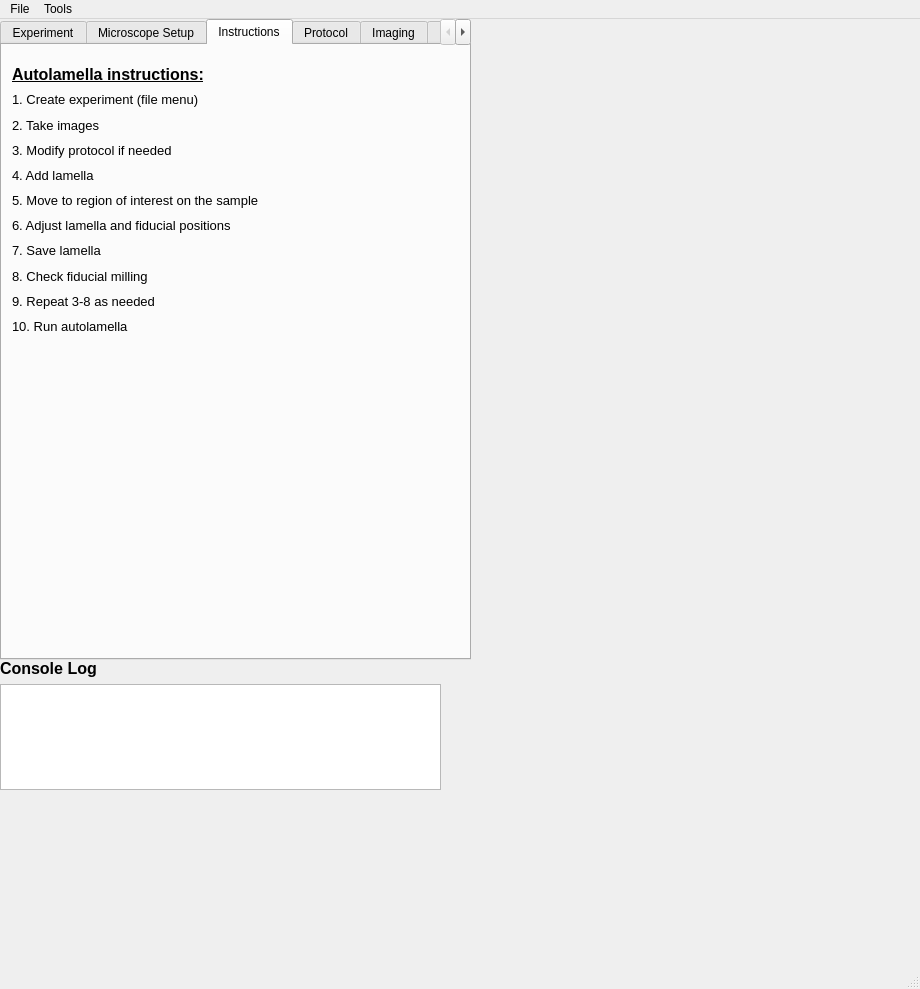
Before: the Qt Designer form autolamella/ui/UI.ui in DeMarcoLab/autolamella, drawn with Qt 5.
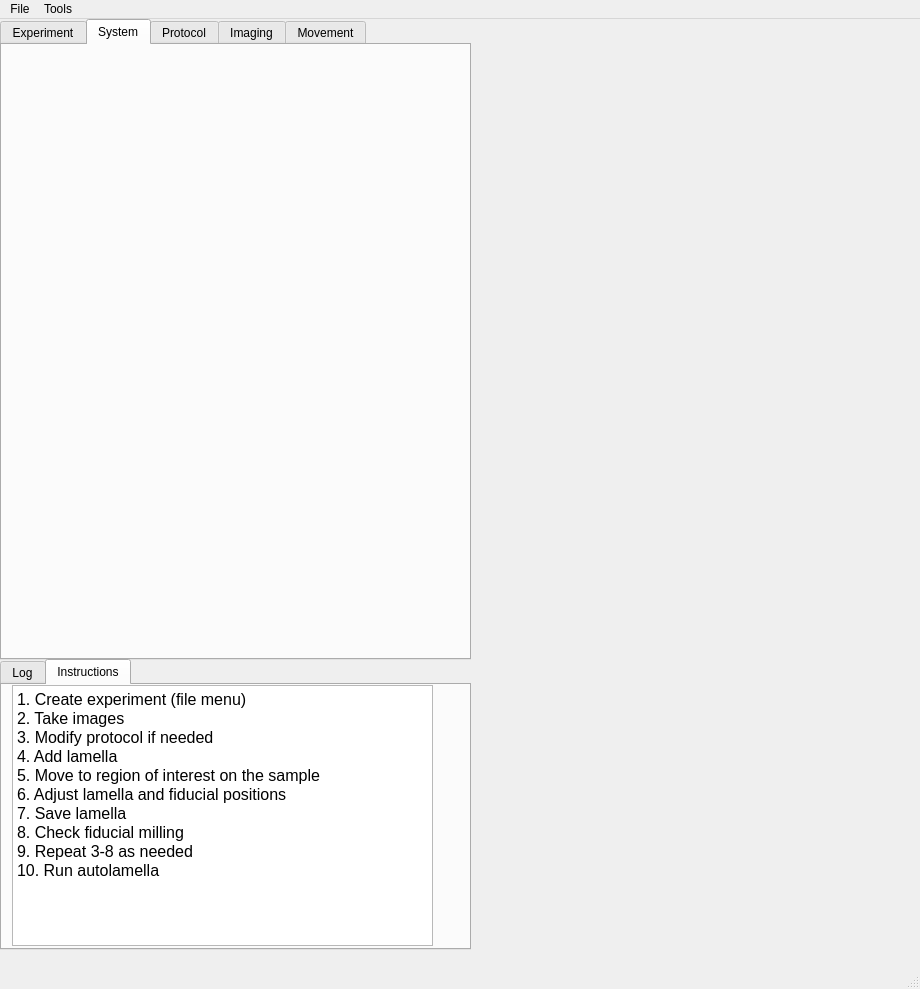
After: the same form once the commit is applied. The open tabs and pages were chosen to show the change.

```diff
--- a/autolamella/ui/UI.ui
+++ b/autolamella/ui/UI.ui
@@ -23,42 +23,6 @@
    <string notr="true"/>
   </property>
   <widget class="QWidget" name="centralwidget">
-   <widget class="QWidget" name="verticalLayoutWidget_2">
-    <property name="geometry">
-     <rect>
-      <x>0</x>
-      <y>640</y>
-      <width>441</width>
-      <height>131</height>
-     </rect>
-    </property>
-    <layout class="QVBoxLayout" name="verticalLayout_2">
-     <item>
-      <widget class="QLabel" name="label_3">
-       <property name="font">
-        <font>
-         <pointsize>12</pointsize>
-         <weight>75</weight>
-         <bold>true</bold>
-        </font>
-       </property>
-       <property name="text">
-        <string>Console Log</string>
-       </property>
-      </widget>
-     </item>
-     <item>
-      <widget class="QPlainTextEdit" name="log_txt">
-       <property name="verticalScrollBarPolicy">
-        <enum>Qt::ScrollBarAsNeeded</enum>
-       </property>
-       <property name="horizontalScrollBarPolicy">
-        <enum>Qt::ScrollBarAlwaysOff</enum>
-       </property>
-      </widget>
-     </item>
-    </layout>
-   </widget>
    <widget class="QTabWidget" name="tabWidget">
     <property name="geometry">
      <rect>
@@ -297,7 +261,7 @@
     </widget>
     <widget class="QWidget" name="tab_4">
      <attribute name="title">
-      <string>Microscope Setup</string>
+      <string>System</string>
      </attribute>
      <widget class="QWidget" name="gridLayoutWidget_5">
       <property name="geometry">
@@ -311,158 +275,6 @@
       <layout class="QGridLayout" name="gridLayout_system"/>
      </widget>
     </widget>
-    <widget class="QWidget" name="instructions_tab">
-     <attribute name="title">
-      <string>Instructions</string>
-     </attribute>
-     <widget class="QWidget" name="verticalLayoutWidget">
-      <property name="geometry">
-       <rect>
-        <x>10</x>
-        <y>20</y>
-        <width>421</width>
-        <height>271</height>
-       </rect>
-      </property>
-      <layout class="QVBoxLayout" name="verticalLayout">
-       <item>
-        <widget class="QLabel" name="label">
-         <property name="font">
-          <font>
-           <pointsize>12</pointsize>
-           <weight>75</weight>
-           <bold>true</bold>
-           <underline>true</underline>
-          </font>
-         </property>
-         <property name="text">
-          <string>Autolamella instructions:</string>
-         </property>
-        </widget>
-       </item>
-       <item>
-        <widget class="QLabel" name="label_2">
-         <property name="font">
-          <font>
-           <pointsize>10</pointsize>
-          </font>
-         </property>
-         <property name="text">
-          <string>1. Create experiment (file menu) </string>
-         </property>
-        </widget>
-       </item>
-       <item>
-        <widget class="QLabel" name="label_17">
-         <property name="font">
-          <font>
-           <pointsize>10</pointsize>
-          </font>
-         </property>
-         <property name="text">
-          <string>2. Take images </string>
-         </property>
-        </widget>
-       </item>
-       <item>
-        <widget class="QLabel" name="label_6">
-         <property name="font">
-          <font>
-           <pointsize>10</pointsize>
-          </font>
-         </property>
-         <property name="text">
-          <string>3. Modify protocol if needed</string>
-         </property>
-        </widget>
-       </item>
-       <item>
-        <widget class="QLabel" name="label_12">
-         <property name="font">
-          <font>
-           <pointsize>10</pointsize>
-          </font>
-         </property>
-         <property name="text">
-          <string>4. Add lamella</string>
-         </property>
-        </widget>
-       </item>
-       <item>
-        <widget class="QLabel" name="label_13">
-         <property name="font">
-          <font>
-           <pointsize>10</pointsize>
-          </font>
-         </property>
-         <property name="text">
-          <string>5. Move to region of interest on the sample</string>
-         </property>
-        </widget>
-       </item>
-       <item>
-        <widget class="QLabel" name="label_14">
-         <property name="font">
-          <font>
-           <pointsize>10</pointsize>
-          </font>
-         </property>
-         <property name="text">
-          <string>6. Adjust lamella and fiducial positions</string>
-         </property>
-        </widget>
-       </item>
-       <item>
-        <widget class="QLabel" name="label_18">
-         <property name="font">
-          <font>
-           <pointsize>10</pointsize>
-          </font>
-         </property>
-         <property name="text">
-          <string>7. Save lamella</string>
-         </property>
-        </widget>
-       </item>
-       <item>
-        <widget class="QLabel" name="label_19">
-         <property name="font">
-          <font>
-           <pointsize>10</pointsize>
-          </font>
-         </property>
-         <property name="text">
-          <string>8. Check fiducial milling</string>
-         </property>
-        </widget>
-       </item>
-       <item>
-        <widget class="QLabel" name="label_15">
-         <property name="font">
-          <font>
-           <pointsize>10</pointsize>
-          </font>
-         </property>
-         <property name="text">
-          <string>9. Repeat 3-8 as needed</string>
-         </property>
-        </widget>
-       </item>
-       <item>
-        <widget class="QLabel" name="label_16">
-         <property name="font">
-          <font>
-           <pointsize>10</pointsize>
-          </font>
-         </property>
-         <property name="text">
-          <string>10. Run autolamella</string>
-         </property>
-        </widget>
-       </item>
-      </layout>
-     </widget>
-    </widget>
     <widget class="QWidget" name="tab_2">
      <attribute name="title">
       <string>Protocol</string>
@@ -830,6 +642,105 @@
      </widget>
     </widget>
    </widget>
+   <widget class="QTabWidget" name="tabWidget_2">
+    <property name="geometry">
+     <rect>
+      <x>0</x>
+      <y>640</y>
+      <width>471</width>
+      <height>291</height>
+     </rect>
+    </property>
+    <property name="currentIndex">
+     <number>0</number>
+    </property>
+    <widget class="QWidget" name="tab_3">
+     <attribute name="title">
+      <string>Log</string>
+     </attribute>
+     <widget class="QWidget" name="verticalLayoutWidget_2">
+      <property name="geometry">
+       <rect>
+        <x>0</x>
+        <y>10</y>
+        <width>441</width>
+        <height>131</height>
+       </rect>
+      </property>
+      <layout class="QVBoxLayout" name="verticalLayout_2">
+       <item>
+        <widget class="QLabel" name="label_3">
+         <property name="font">
+          <font>
+           <pointsize>12</pointsize>
+           <weight>75</weight>
+           <bold>true</bold>
+          </font>
+         </property>
+         <property name="text">
+          <string>Console Log</string>
+         </property>
+        </widget>
+       </item>
+       <item>
+        <widget class="QPlainTextEdit" name="log_txt">
+         <property name="verticalScrollBarPolicy">
+          <enum>Qt::ScrollBarAsNeeded</enum>
+         </property>
+         <property name="horizontalScrollBarPolicy">
+          <enum>Qt::ScrollBarAlwaysOff</enum>
+         </property>
+        </widget>
+       </item>
+      </layout>
+     </widget>
+    </widget>
+    <widget class="QWidget" name="tab_5">
+     <attribute name="title">
+      <string>Instructions</string>
+     </attribute>
+     <widget class="QWidget" name="verticalLayoutWidget">
+      <property name="geometry">
+       <rect>
+        <x>10</x>
+        <y>0</y>
+        <width>421</width>
+        <height>261</height>
+       </rect>
+      </property>
+      <layout class="QVBoxLayout" name="verticalLayout">
+       <item>
+        <widget class="QPlainTextEdit" name="plainTextEdit">
+         <property name="font">
+          <font>
+           <pointsize>12</pointsize>
+          </font>
+         </property>
+         <property name="lineWidth">
+          <number>2</number>
+         </property>
+         <property name="readOnly">
+          <bool>true</bool>
+         </property>
+         <property name="plainText">
+          <string>1. Create experiment (file menu) 
+2. Take images 
+3. Modify protocol if needed
+4. Add lamella
+5. Move to region of interest on the sample
+6. Adjust lamella and fiducial positions
+7. Save lamella
+8. Check fiducial milling
+9. Repeat 3-8 as needed
+10. Run autolamella
+</string>
+         </property>
+        </widget>
+       </item>
+      </layout>
+     </widget>
+    </widget>
+   </widget>
   </widget>
   <widget class="QMenuBar" name="menubar">
    <property name="geometry">
```
Left out of the diff: 2 changed lines with no effect on the pictures.
